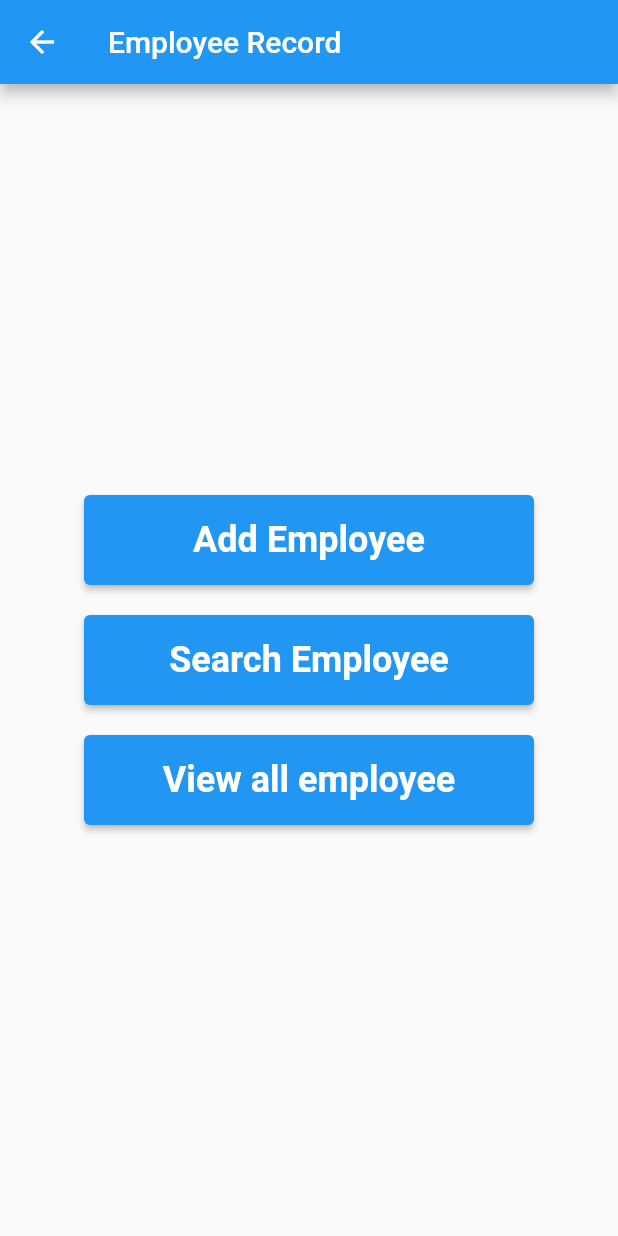
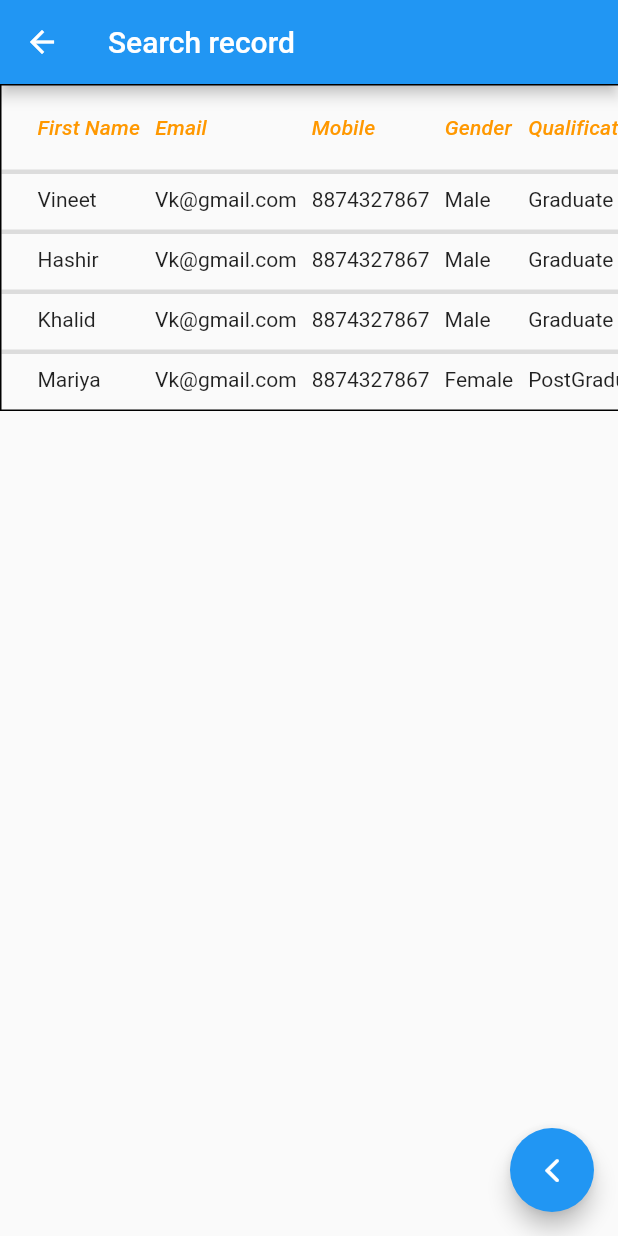
Before and after one commit to vineetkumarsharma17/flutter-database-sqlite, a Flutter app: the HomePage screen opened directly, after a tap on "View all employee", on a phone screen of 412 x 824 dp. Run offline on Flutter 3.47's test engine with Material 2 defaults, Android fonts, the phone set to English and light mode, and no system bars.

Commit message:
showall page added,addemployee data to record commit 4

```diff
--- a/lib/addEmployee.dart
+++ b/lib/addEmployee.dart
@@ -1,3 +1,5 @@
+import 'package:add_delete_edit_record_sqlite/showAll.dart';
+import 'package:flutter/cupertino.dart';
 import 'package:flutter/material.dart';
 
 class AddRecords extends StatefulWidget {
@@ -8,11 +10,20 @@ class AddRecords extends StatefulWidget {
 class _AddRecordsState extends State<AddRecords> {
    String _Gender='';
    var q=null;
+   TextEditingController name=TextEditingController();
+   TextEditingController email=TextEditingController();
+   TextEditingController mobile=TextEditingController();
   @override
   Widget build(BuildContext context) {
     return Scaffold(
       appBar: AppBar(
         title: Text("Add record"),
+      ),
+      floatingActionButton: FloatingActionButton(
+        onPressed: (){
+          Navigator.pop(context);
+        },
+        child: Icon(CupertinoIcons.back),
       ),
       body: SingleChildScrollView(
         child: Column(
@@ -34,6 +45,7 @@ class _AddRecordsState extends State<AddRecords> {
               ),
                 margin: EdgeInsets.only(left: 20,right: 20,top: 30),
                 child: TextField(
+                  controller: name,
                   keyboardType: TextInputType.name,
                   decoration: InputDecoration(
                     border: InputBorder.none,
@@ -58,6 +70,7 @@ class _AddRecordsState extends State<AddRecords> {
                 ),
                 margin: EdgeInsets.only(left: 20,right: 20,top: 30),
                 child: TextField(
+                  controller: email,
                   keyboardType: TextInputType.emailAddress,
                   decoration: InputDecoration(
                       border: InputBorder.none,
@@ -82,6 +95,7 @@ class _AddRecordsState extends State<AddRecords> {
                 ),
                 margin: EdgeInsets.only(left: 20,right: 20,top: 30),
                 child: TextField(
+                  controller: mobile,
                   keyboardType: TextInputType.phone,
                   decoration: InputDecoration(
                       border: InputBorder.none,
@@ -224,6 +238,15 @@ class _AddRecordsState extends State<AddRecords> {
                   fontSize: 22
                 ),),
                 onPressed: (){
+                  Employee e=Employee(
+                      fname: name.text,
+                      email: email.text,
+                    mobile: mobile.text,
+                    gender: _Gender,
+                    qualification: q,
+                  );
+                  Employee.allData.add(e);
+                  print("Added");
 
                 },
                 style: ElevatedButton.styleFrom(
--- a/lib/main.dart
+++ b/lib/main.dart
@@ -1,5 +1,6 @@
 import 'package:add_delete_edit_record_sqlite/addEmployee.dart';
 import 'package:add_delete_edit_record_sqlite/searchdata.dart';
+import 'package:add_delete_edit_record_sqlite/showAll.dart';
 import 'package:flutter/material.dart';
 
 void main(){
@@ -9,7 +10,7 @@ class MyApp extends StatelessWidget {
   Widget build(BuildContext context) {
     return MaterialApp(
       debugShowCheckedModeBanner: false,
-      home: SearchData(),
+      home: HomePage(),
     );
   }
 }
@@ -18,6 +19,7 @@ TextStyle ts=TextStyle(
   color: Colors.white,
   fontWeight: FontWeight.bold,
 );
+
 class HomePage extends StatelessWidget {
   @override
   Widget build(BuildContext context) {
@@ -45,19 +47,37 @@ class HomePage extends StatelessWidget {
               height: 60,
               child: ElevatedButton(
                 onPressed: (){
+                  Navigator.push(context, MaterialPageRoute(builder: (context)=>SearchData()));
                 },
                 child: Text("Search Employee",style: ts,),
               ),
             ),
             Container(
               margin: EdgeInsets.only(top: 20),
+              padding: EdgeInsets.only(left: 20,right: 20),
               width: 300,
               height: 60,
+              decoration: BoxDecoration(
+                color: Colors.green,
+                borderRadius: BorderRadius.only(
+                  bottomRight: Radius.circular(20),
+                topLeft: Radius.circular(20)),
+                //border: Border.all(color: Colors.black,width: 2),
+                boxShadow: [
+                  new BoxShadow(
+                    color: Colors.black,
+                    offset: Offset.zero,
+                    blurRadius: 12,
+                  )
+                ]
+              ),
               child: ElevatedButton(
                 style: ButtonStyle(
-                 // backgroundColor: MaterialStateProperty.all(v)
+                  elevation: MaterialStateProperty.all(0),
+                  backgroundColor: MaterialStateProperty.all(Colors.green),
                 ),
                 onPressed: (){
+                  Navigator.push(context, MaterialPageRoute(builder: (context)=>AllRecord()));
                 },
                 child: Text("View all employee",style: ts,),
               ),
--- a/lib/searchdata.dart
+++ b/lib/searchdata.dart
@@ -1,3 +1,4 @@
+import 'package:flutter/cupertino.dart';
 import 'package:flutter/material.dart';
 class SearchData extends StatefulWidget {
   const SearchData({Key? key}) : super(key: key);
@@ -12,6 +13,12 @@ class _SearchDataState extends State<SearchData> {
     return Scaffold(
       appBar: AppBar(
         title: Text("Search record"),
+      ),
+      floatingActionButton: FloatingActionButton(
+        onPressed: (){
+          Navigator.pop(context);
+        },
+        child: Icon(CupertinoIcons.back),
       ),
       body: Column(
         mainAxisAlignment: MainAxisAlignment.center,
--- /dev/null
+++ b/lib/showAll.dart
@@ -0,0 +1,132 @@
+import 'package:flutter/cupertino.dart';
+import 'package:flutter/material.dart';
+class Employee{
+  String fname;
+  //int id;
+  String email;
+  String mobile;
+  String gender;
+  String qualification;
+  Employee({required this.fname,
+    required this.email,
+    required this.mobile,
+    required this.gender,
+    required this.qualification,});
+  static List<Employee> allData=<Employee>[
+    Employee(fname: "Vineet", email: "Vk@gmail.com",mobile: "8874327867",
+        gender: "Male",qualification: "Graduate"),
+    Employee(fname: "Hashir", email: "Vk@gmail.com",mobile: "8874327867",
+        gender: "Male",qualification: "Graduate"),
+    Employee(fname: "Khalid", email: "Vk@gmail.com",mobile: "8874327867",
+        gender: "Male",qualification: "Graduate"),
+    Employee(fname: "Mariya", email: "Vk@gmail.com",mobile: "8874327867",
+        gender: "Female",qualification: "PostGraduate"),
+
+
+
+  ];
+  static List<Employee> getUser(){
+    return allData ;
+  }
+}
+class AllRecord extends StatefulWidget {
+  const AllRecord({Key? key}) : super(key: key);
+  @override
+  _AllRecordState createState() => _AllRecordState();
+}
+
+class _AllRecordState extends State<AllRecord> {
+  late List <Employee> emp;
+  void initState(){
+    emp=Employee.getUser();
+    super.initState();
+  }
+  @override
+  Widget build(BuildContext context) {
+    return Scaffold(
+      appBar: AppBar(
+        title: Text("Search record"),
+      ),
+      floatingActionButton: FloatingActionButton(
+        onPressed: (){
+          Navigator.pop(context);
+        },
+        child: Icon(CupertinoIcons.back),
+      ),
+      body: Column(
+        children: [
+          Expanded(child:tableBody(context) )
+        ],
+      ),
+    );
+  }
+  SingleChildScrollView tableBody(BuildContext context){
+    return SingleChildScrollView(
+      scrollDirection: Axis.vertical,
+      child: SingleChildScrollView(
+        scrollDirection: Axis.horizontal,
+        child: DataTable(
+          columnSpacing: 10,
+          decoration:BoxDecoration(
+            border: Border.all(color: Colors.black)
+        ) ,
+          dataRowHeight: 40,
+          dividerThickness: 3,
+          columns: [
+            DataColumn(label: Text("First Name",style: TextStyle(
+              color: Colors.orange,
+              fontStyle: FontStyle.italic,
+            ),),
+              tooltip: "This is first name",
+            ),
+            DataColumn(label: Text("Email",style: TextStyle(
+              color: Colors.orange,
+              fontStyle: FontStyle.italic,
+            ),),
+              //tooltip: "This is email",
+            ),
+            DataColumn(label: Text("Mobile",style: TextStyle(
+              color: Colors.orange,
+              fontStyle: FontStyle.italic,
+            ),),
+              //tooltip: "This is first name",
+            ),
+            DataColumn(label: Text("Gender",style: TextStyle(
+              color: Colors.orange,
+              fontStyle: FontStyle.italic,
+            ),),
+            ),
+            DataColumn(label: Text("Qualification",style: TextStyle(
+              color: Colors.orange,
+              fontStyle: FontStyle.italic,
+            ),),
+            ),
+            DataColumn(label: Text("Edit",style: TextStyle(
+              color: Colors.orange,
+              fontStyle: FontStyle.italic,
+            ),),
+              //tooltip: "This is email",
+            ),
+            DataColumn(label: Text("Delete",style: TextStyle(
+              color: Colors.orange,
+              fontStyle: FontStyle.italic,
+            ),),
+              //tooltip: "This is email",
+            ),
+          ],
+          rows: emp.map((emp) => DataRow(
+            cells: [
+              DataCell(Text(emp.fname)),
+              DataCell(Text(emp.email)),
+              DataCell(Text(emp.mobile)),
+              DataCell(Text(emp.gender)),
+              DataCell(Text(emp.qualification)),
+              DataCell(Icon(Icons.edit)),
+              DataCell(Icon(Icons.delete)),
+            ]
+          )).toList(),
+        ),
+      ),
+    );
+  }
+}
```
